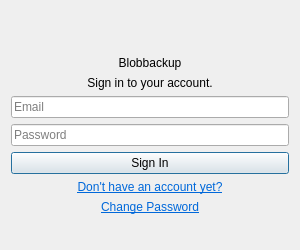
The window that client/src/blobbackup/ui/logindialog.ui (Blobbackup/Blobbackup) describes before a commit, drawn with Qt 5.
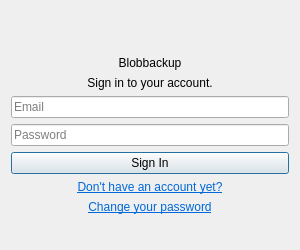
The same window after the commit.

Commit message: Rename change password text

Patch:
```diff
--- a/client/src/blobbackup/ui/logindialog.ui
+++ b/client/src/blobbackup/ui/logindialog.ui
@@ -107,7 +107,7 @@
    <item>
     <widget class="QLabel" name="change_password_button">
      <property name="text">
-      <string>&lt;html&gt;&lt;head/&gt;&lt;body&gt;&lt;p&gt;&lt;a href=&quot;https://blobbackup.com&quot;&gt;&lt;span style=&quot; text-decoration: underline; color:#0068da;&quot;&gt;Change Password&lt;/span&gt;&lt;/a&gt;&lt;/p&gt;&lt;/body&gt;&lt;/html&gt;</string>
+      <string>&lt;html&gt;&lt;head/&gt;&lt;body&gt;&lt;p&gt;&lt;a href=&quot;https://blobbackup.com&quot;&gt;&lt;span style=&quot; text-decoration: underline; color:#0068da;&quot;&gt;Change your password&lt;/span&gt;&lt;/a&gt;&lt;/p&gt;&lt;/body&gt;&lt;/html&gt;</string>
      </property>
      <property name="alignment">
       <set>Qt::AlignCenter</set>
```
